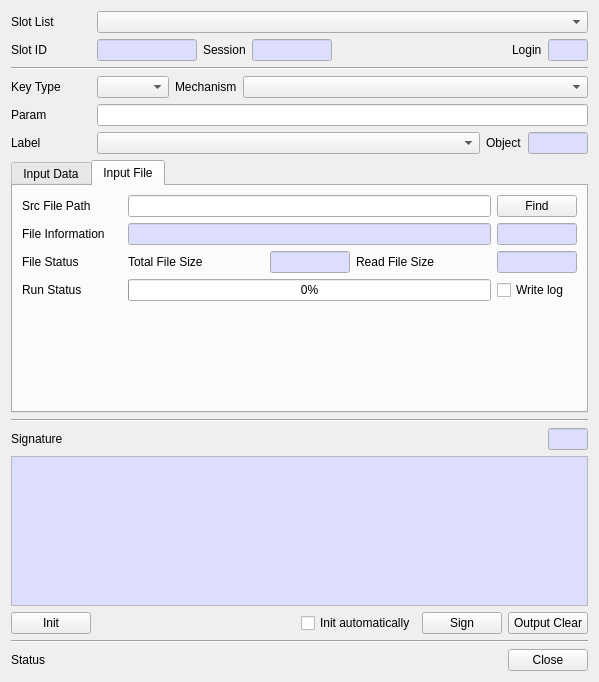
jykim74/CryptokiMan, file CryptokiMan/sign_dlg.ui: the form before one commit.
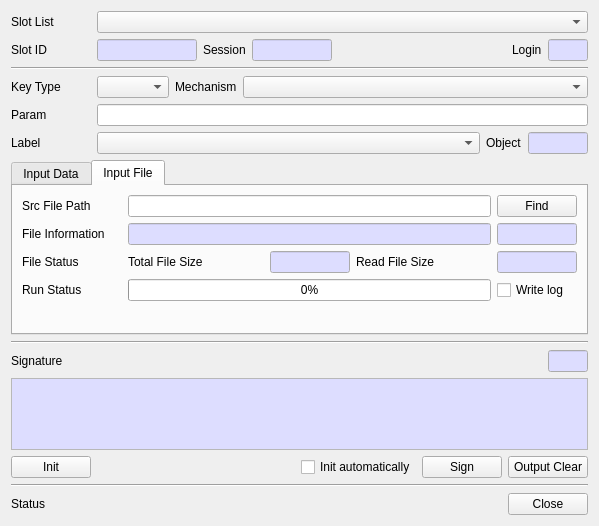
The form after the commit.

Patch:
```diff
--- a/CryptokiMan/sign_dlg.ui
+++ b/CryptokiMan/sign_dlg.ui
@@ -7,7 +7,7 @@
     <x>0</x>
     <y>0</y>
     <width>599</width>
-    <height>682</height>
+    <height>526</height>
    </rect>
   </property>
   <property name="windowTitle">
```
